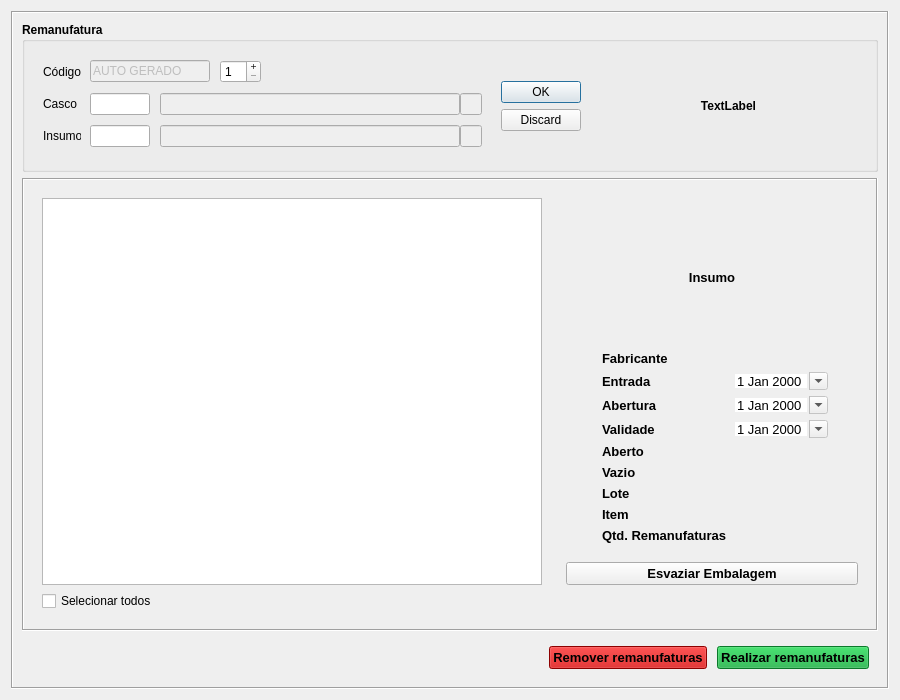
Qt form Resources/UI/RegistroRemanufatura.ui (Klubas/Projeto-SOAD) before a commit.
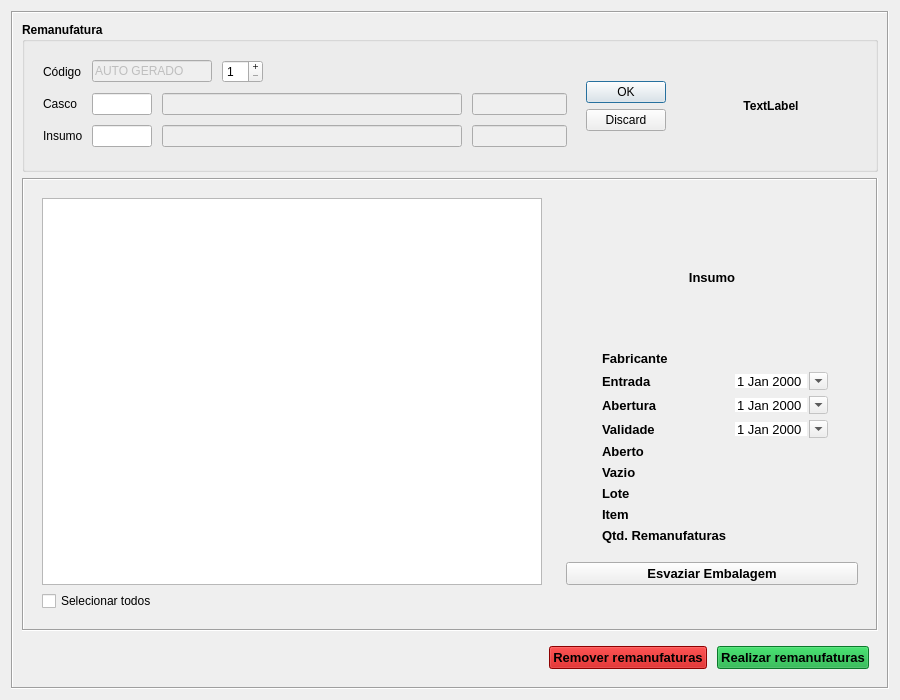
The same form after that commit.

What changed in the file:
```diff
--- a/Resources/UI/RegistroRemanufatura.ui
+++ b/Resources/UI/RegistroRemanufatura.ui
@@ -1935,7 +1935,7 @@
           <widget class="QLabel" name="label_tinta">
            <property name="minimumSize">
             <size>
-             <width>275</width>
+             <width>190</width>
              <height>0</height>
             </size>
            </property>
```
